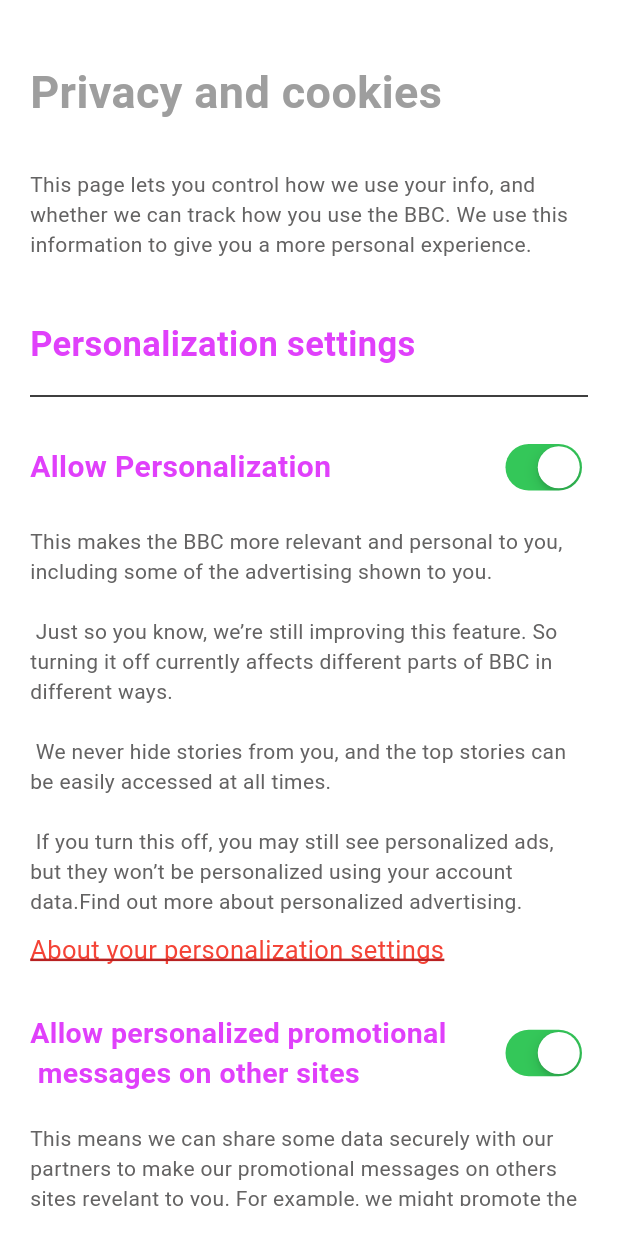
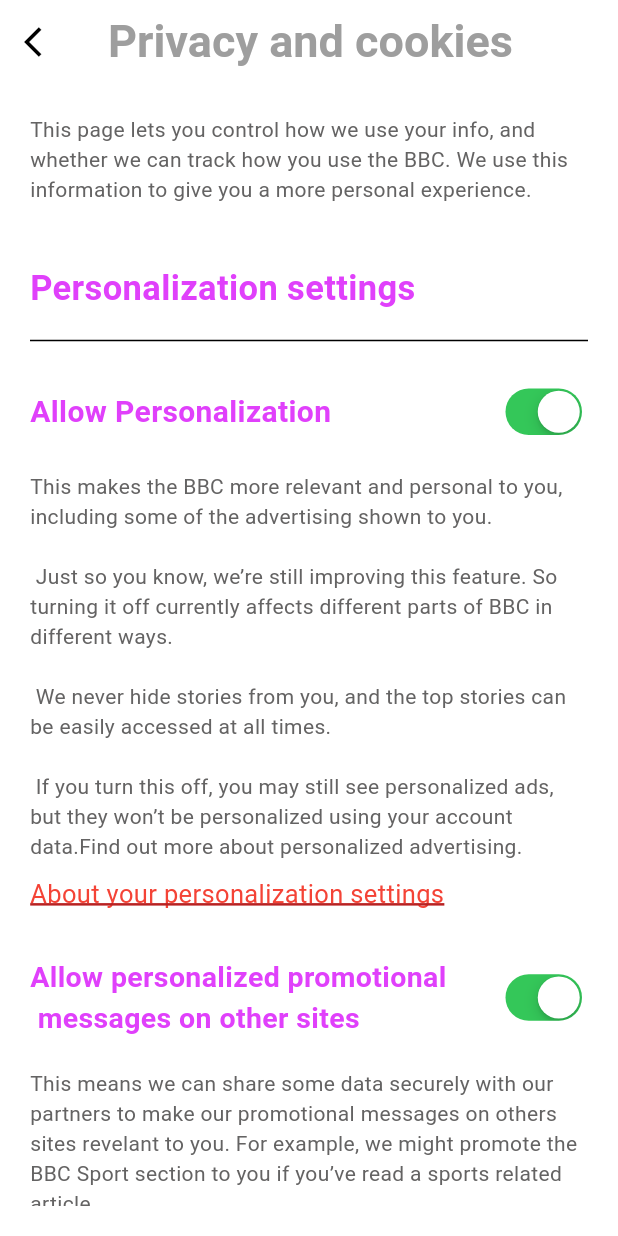
Before and after one commit to PhilopaterNabil/News-App_Advanced_Version, a Flutter app: the PrivacyAndCookiesScreen screen opened directly, on a phone screen of 412 x 824 dp. Run offline on Flutter 3.47's test engine with Material 3 defaults, Android fonts, the phone set to English and light mode, and no system bars; our stand-ins replace cached_network_image, dio, get, image_picker, shared_preferences, shimmer; accounts and stored records are empty; network calls fail.

Commit message:
Refactor Privacy and Cookies Screen UI
Move the title and back button of the Privacy and Cookies screen into the AppBar for better navigation and consistency with other screens. This change enhances user experience by providing a clear and accessible way to navigate back and view the screen title. Additionally, commented out redundant code for the title and spacing within the body to avoid duplication and improve code readability.

```diff
--- a/lib/screens/privacy_and_cookies_screen.dart
+++ b/lib/screens/privacy_and_cookies_screen.dart
@@ -10,6 +10,22 @@
   Widget build(BuildContext context) {
     return Scaffold(
       backgroundColor: Theme.of(context).colorScheme.inverseSurface,
+      appBar: AppBar(
+        backgroundColor: Theme.of(context).colorScheme.inverseSurface,
+        leading: IconButton(
+          onPressed: () => Navigator.pop(context),
+          icon: const Icon(Icons.arrow_back_ios),
+        ),
+        title: const Text(
+          'Privacy and cookies',
+          style: TextStyle(
+            color: Colors.grey,
+            fontSize: 30,
+            fontWeight: FontWeight.bold,
+          ),
+        ),
+        centerTitle: true,
+      ),
       body: Padding(
         padding: const EdgeInsets.all(20),
         child: ListView(children: [
@@ -17,20 +33,20 @@
             mainAxisAlignment: MainAxisAlignment.start,
             crossAxisAlignment: CrossAxisAlignment.start,
             children: [
-              const SizedBox(
-                height: 20,
-              ),
-              const Text(
-                "Privacy and cookies",
-                style: TextStyle(
-                  color: Colors.grey,
-                  fontSize: 30,
-                  fontWeight: FontWeight.bold,
-                ),
-              ),
-              const SizedBox(
-                height: 30,
-              ),
+              // const SizedBox(
+              //   height: 20,
+              // ),
+              // const Text(
+              //   "Privacy and cookies",
+              //   style: TextStyle(
+              //     color: Colors.grey,
+              //     fontSize: 30,
+              //     fontWeight: FontWeight.bold,
+              //   ),
+              // ),
+              // const SizedBox(
+              //   height: 30,
+              // ),
               const Text(
                 "This page lets you control how we use your info, and whether we can track how you use the BBC. We use this information to give you a more personal experience.",
                 style: TextStyle(
```
